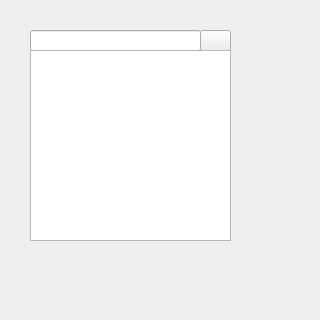
Above: ui_design/SearchWindow.ui from baklesis/MasterPlan before the change. Below: the same form after it.
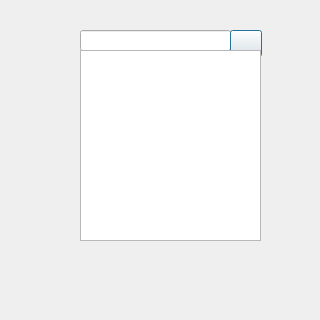
That is the form after the change. Icons and pictures are not drawn.

Commit message: Search window customized

Patch:
```diff
--- a/ui_design/SearchWindow.ui
+++ b/ui_design/SearchWindow.ui
@@ -34,9 +34,9 @@
   <widget class="QLineEdit" name="searchBar">
    <property name="geometry">
     <rect>
-     <x>30</x>
+     <x>80</x>
      <y>30</y>
-     <width>171</width>
+     <width>151</width>
      <height>21</height>
     </rect>
    </property>
@@ -50,10 +50,10 @@
   <widget class="QPushButton" name="searchButton">
    <property name="geometry">
     <rect>
-     <x>200</x>
+     <x>230</x>
      <y>30</y>
-     <width>31</width>
-     <height>21</height>
+     <width>32</width>
+     <height>27</height>
     </rect>
    </property>
    <property name="sizePolicy">
@@ -69,39 +69,23 @@
     <iconset>
      <normaloff>../icons/search.png</normaloff>../icons/search.png</iconset>
    </property>
-  </widget>
-  <widget class="QWidget" name="horizontalLayoutWidget">
-   <property name="geometry">
-    <rect>
-     <x>30</x>
-     <y>30</y>
-     <width>201</width>
-     <height>21</height>
-    </rect>
+   <property name="checkable">
+    <bool>false</bool>
    </property>
-   <layout class="QHBoxLayout" name="horizontalLayout"/>
+   <property name="default">
+    <bool>true</bool>
+   </property>
   </widget>
   <widget class="QListWidget" name="searchResults">
    <property name="geometry">
     <rect>
-     <x>30</x>
+     <x>80</x>
      <y>50</y>
-     <width>201</width>
+     <width>181</width>
      <height>191</height>
     </rect>
    </property>
   </widget>
-  <widget class="QWidget" name="verticalLayoutWidget">
-   <property name="geometry">
-    <rect>
-     <x>30</x>
-     <y>30</y>
-     <width>201</width>
-     <height>211</height>
-    </rect>
-   </property>
-   <layout class="QVBoxLayout" name="verticalLayout"/>
-  </widget>
  </widget>
  <resources/>
  <connections/>
```
